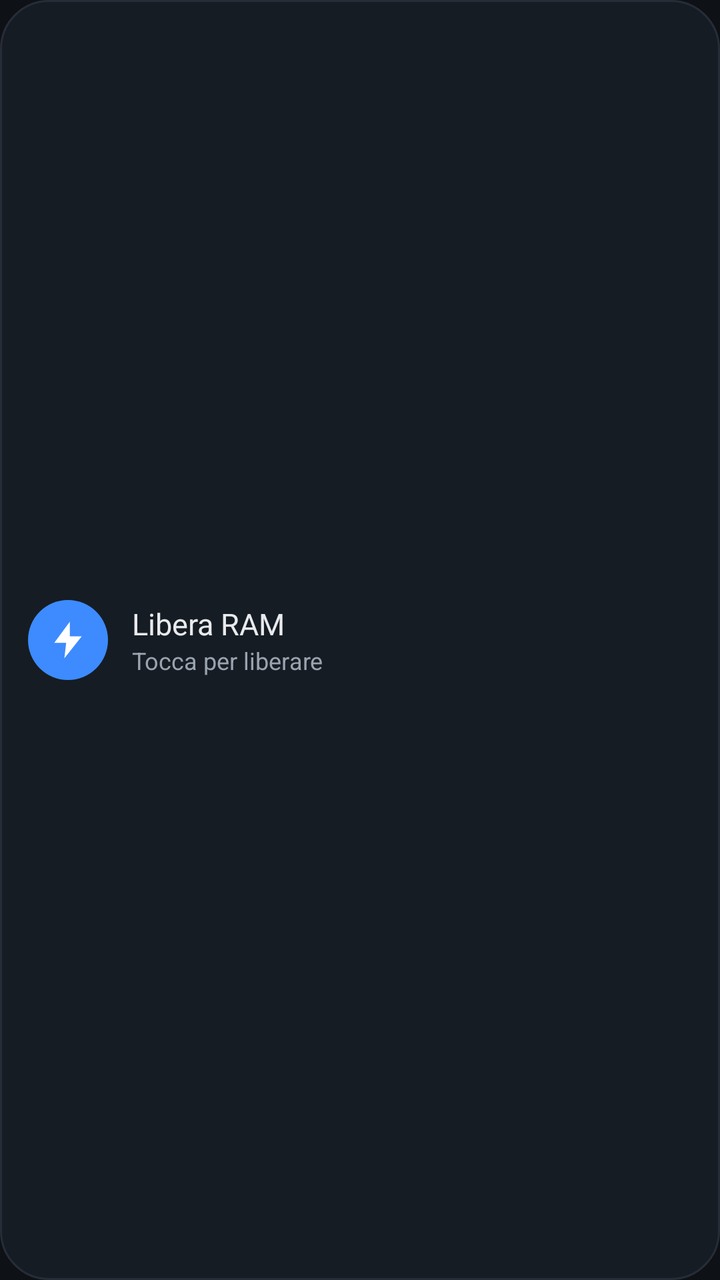
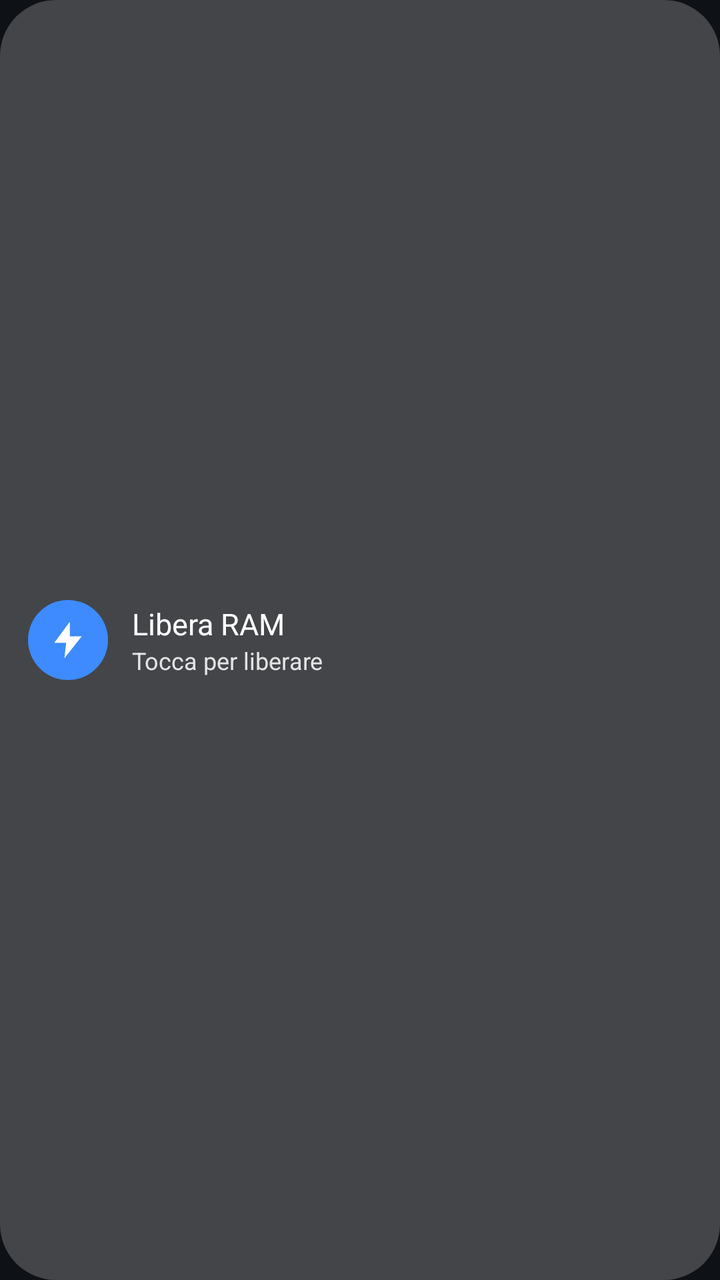

Screens rendered from an Android XML layout before and after an edit, with the pre-edit source and the edit as a unified diff.
<!-- AndroidManifest.xml: application theme Theme.PuliziaRAM -->
<!-- res/layout/widget_ram.xml -->
<?xml version="1.0" encoding="utf-8"?>
<LinearLayout xmlns:android="http://schemas.android.com/apk/res/android"
    android:id="@+id/widget_root"
    android:layout_width="match_parent"
    android:layout_height="match_parent"
    android:background="@drawable/bg_widget"
    android:gravity="center_vertical"
    android:orientation="horizontal"
    android:paddingStart="14dp"
    android:paddingEnd="16dp"
    android:paddingTop="8dp"
    android:paddingBottom="8dp">

    <FrameLayout
        android:layout_width="40dp"
        android:layout_height="40dp"
        android:background="@drawable/bg_icon_circle">

        <ImageView
            android:layout_width="22dp"
            android:layout_height="22dp"
            android:layout_gravity="center"
            android:src="@drawable/ic_bolt" />
    </FrameLayout>

    <LinearLayout
        android:layout_width="0dp"
        android:layout_height="wrap_content"
        android:layout_marginStart="12dp"
        android:layout_weight="1"
        android:orientation="vertical">

        <TextView
            android:id="@+id/widget_title"
            android:layout_width="wrap_content"
            android:layout_height="wrap_content"
            android:maxLines="1"
            android:text="@string/widget_name"
            android:textColor="@color/text_primary"
            android:textSize="15sp" />

        <TextView
            android:id="@+id/widget_status"
            android:layout_width="wrap_content"
            android:layout_height="wrap_content"
            android:maxLines="1"
            android:text="Tocca per liberare"
            android:textColor="@color/text_secondary"
            android:textSize="12sp" />
    </LinearLayout>
</LinearLayout>
<!-- resources referenced by this layout -->
<resources>
  <color name="text_primary">#E8EAED</color>
  <color name="text_secondary">#9AA3AF</color>
  <!-- drawable bg_icon_circle (drawable) -->
  <?xml version="1.0" encoding="utf-8"?>
  <shape xmlns:android="http://schemas.android.com/apk/res/android" android:shape="oval">
      <solid android:color="@color/accent" />
  </shape>
  <!-- drawable bg_widget (drawable) -->
  <?xml version="1.0" encoding="utf-8"?>
  <shape xmlns:android="http://schemas.android.com/apk/res/android" android:shape="rectangle">
      <solid android:color="#E6181D25" />
      <stroke android:width="1dp" android:color="@color/card_border" />
      <corners android:radius="24dp" />
  </shape>
  <!-- drawable ic_bolt (drawable) -->
  <?xml version="1.0" encoding="utf-8"?>
  <vector xmlns:android="http://schemas.android.com/apk/res/android"
      android:width="24dp" android:height="24dp"
      android:viewportWidth="24" android:viewportHeight="24">
      <path android:fillColor="#FFFFFFFF"
          android:pathData="M13,2L4.5,13.5H11L10,22L19.5,10H13L13,2Z" />
  </vector>
  <string name="widget_name">Libera RAM</string>
  <style name="Theme.PuliziaRAM" parent="@android:style/Theme.Material.NoActionBar">
          <item name="android:colorAccent">@color/accent</item>
          <item name="android:colorPrimary">@color/bg</item>
          <item name="android:colorPrimaryDark">@color/bg</item>
          <item name="android:windowBackground">@color/bg</item>
          <item name="android:statusBarColor">@color/bg</item>
          <item name="android:navigationBarColor">@color/bg</item>
          <item name="android:textColorPrimary">@color/text_primary</item>
          <item name="android:textColorSecondary">@color/text_secondary</item>
      </style>
  <color name="accent">#3D8BFF</color>
  <color name="card_border">#262D38</color>
  <color name="bg">#0E1116</color>
</resources>

<!-- the commit's change to res/layout/widget_ram.xml (unified diff, before → after) -->
@@ -36,7 +36,7 @@
             android:layout_height="wrap_content"
             android:maxLines="1"
             android:text="@string/widget_name"
-            android:textColor="@color/text_primary"
+            android:textColor="#FFFFFF"
             android:textSize="15sp" />
 
         <TextView
@@ -45,7 +45,7 @@
             android:layout_height="wrap_content"
             android:maxLines="1"
             android:text="Tocca per liberare"
-            android:textColor="@color/text_secondary"
+            android:textColor="#D9FFFFFF"
             android:textSize="12sp" />
     </LinearLayout>
 </LinearLayout>
<!-- resource entries referenced after the edit -->
@@ -10,9 +10,8 @@
   <!-- drawable bg_widget (drawable) -->
   <?xml version="1.0" encoding="utf-8"?>
   <shape xmlns:android="http://schemas.android.com/apk/res/android" android:shape="rectangle">
-      <solid android:color="#E6181D25" />
-      <stroke android:width="1dp" android:color="@color/card_border" />
-      <corners android:radius="24dp" />
+      <solid android:color="#38FFFFFF" />
+      <corners android:radius="28dp" />
   </shape>
   <!-- drawable ic_bolt (drawable) -->
   <?xml version="1.0" encoding="utf-8"?>
@@ -34,7 +33,6 @@
           <item name="android:textColorSecondary">@color/text_secondary</item>
       </style>
   <color name="accent">#3D8BFF</color>
-  <color name="card_border">#262D38</color>
   <color name="bg">#0E1116</color>
 </resources>
 
